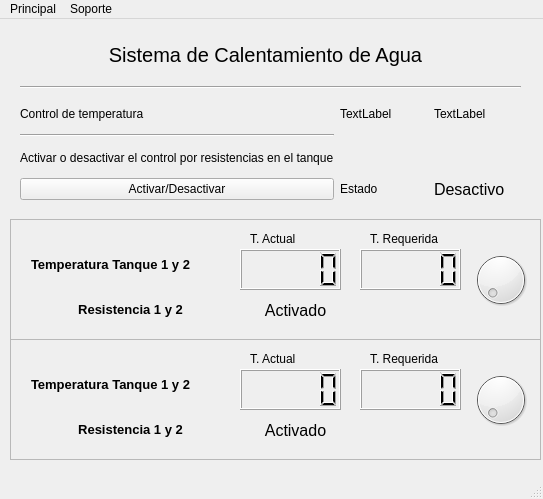
First picture: the form in interface.ui, repository FreakJazz/Raspberry-interface-temperature-control, before the edit.
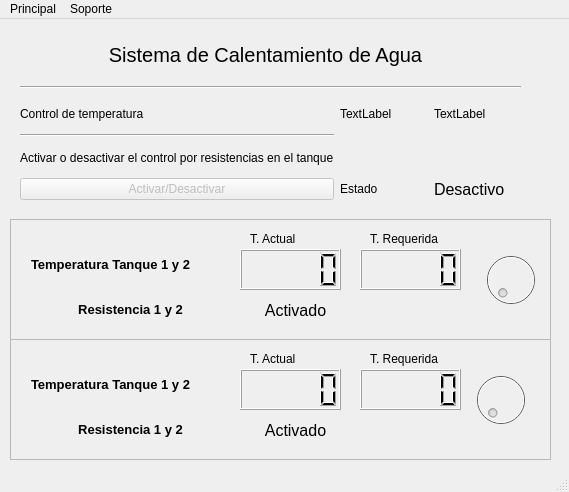
Second picture: the form after the edit.

Commit message: add configuration screen

```diff
--- a/interface.ui
+++ b/interface.ui
@@ -6,8 +6,8 @@
    <rect>
     <x>0</x>
     <y>0</y>
-    <width>543</width>
-    <height>499</height>
+    <width>569</width>
+    <height>492</height>
    </rect>
   </property>
   <property name="windowTitle">
@@ -106,7 +106,10 @@
       </widget>
      </item>
      <item row="3" column="0">
-      <widget class="QPushButton" name="pushButton">
+      <widget class="QPushButton" name="bt_act_des">
+       <property name="enabled">
+        <bool>false</bool>
+       </property>
        <property name="text">
         <string>Activar/Desactivar</string>
        </property>
@@ -140,7 +143,7 @@
      <rect>
       <x>10</x>
       <y>200</y>
-      <width>531</width>
+      <width>541</width>
       <height>121</height>
      </rect>
     </property>
@@ -151,9 +154,12 @@
      <enum>QFrame::Raised</enum>
     </property>
     <widget class="QDial" name="dial_1">
+     <property name="enabled">
+      <bool>false</bool>
+     </property>
      <property name="geometry">
       <rect>
-       <x>460</x>
+       <x>470</x>
        <y>20</y>
        <width>61</width>
        <height>81</height>
@@ -279,7 +285,7 @@
      <rect>
       <x>10</x>
       <y>320</y>
-      <width>531</width>
+      <width>541</width>
       <height>121</height>
      </rect>
     </property>
@@ -290,6 +296,9 @@
      <enum>QFrame::Raised</enum>
     </property>
     <widget class="QDial" name="dial_2">
+     <property name="enabled">
+      <bool>false</bool>
+     </property>
      <property name="geometry">
       <rect>
        <x>460</x>
@@ -420,7 +429,7 @@
     <rect>
      <x>0</x>
      <y>0</y>
-     <width>543</width>
+     <width>569</width>
      <height>21</height>
     </rect>
    </property>
```
Left out of the diff: 9 changed lines with no effect on the pictures. The commit also changes 3 other files.
